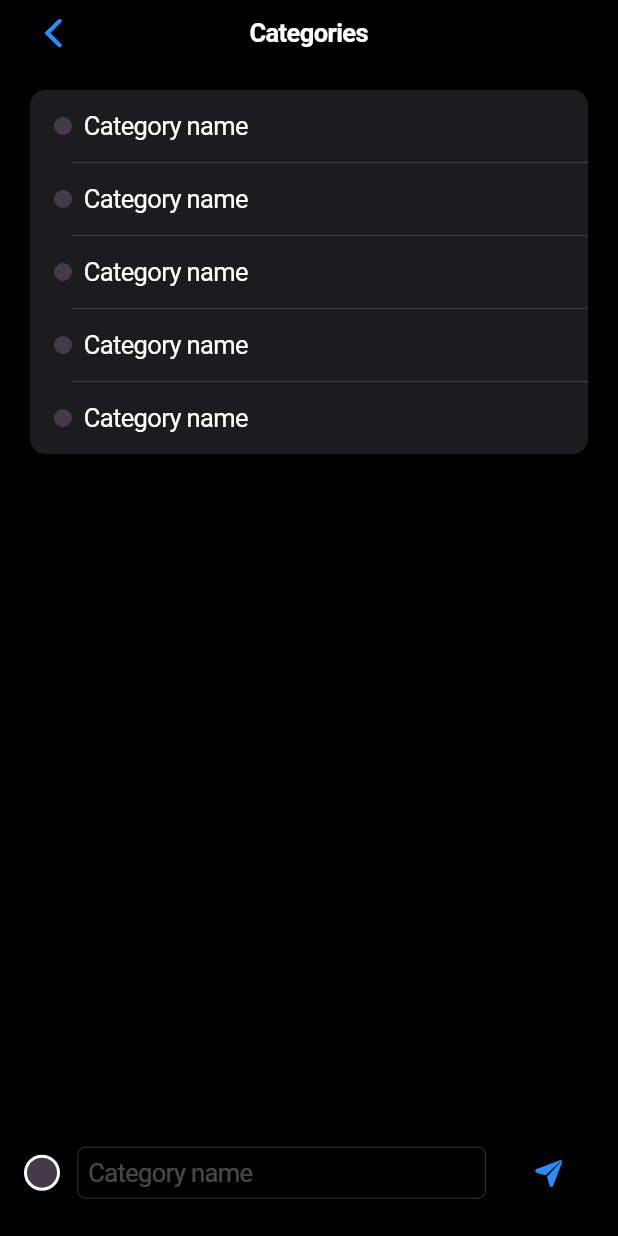
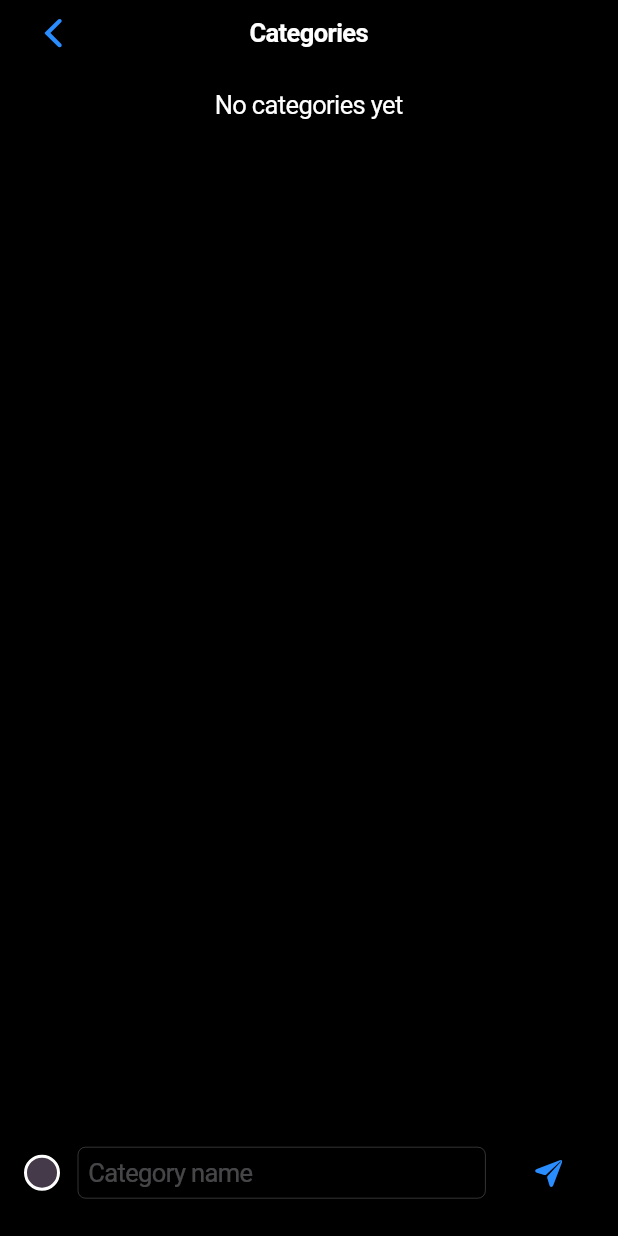
Before and after one commit to nikolovlazar/goodbyemoney-flutter, a Flutter app: the Categories screen opened directly, on a phone screen of 412 x 824 dp. Run offline on Flutter 3.47's test engine with Material 2 defaults, Android fonts, the phone set to English and light mode, and no system bars; our stand-ins replace fl_chart, realm; missing offline and left inert: flex_color_picker; generated files the repository leaves out were written again.

Commit message:
initializing realm + connecting categories

```diff
--- a/lib/pages/add.dart
+++ b/lib/pages/add.dart
@@ -2,19 +2,12 @@
 import 'package:flutter/cupertino.dart';
 import 'package:goodbye_money/constants.dart';
 import 'package:goodbye_money/models/category.dart';
+import 'package:goodbye_money/realm.dart';
 import 'package:goodbye_money/types/recurrence.dart';
 import 'package:goodbye_money/types/widgets.dart';
 import 'package:goodbye_money/utils/picker_utils.dart';
 
 var recurrences = List.from(Recurrence.values);
-List<Category> categories = [
-  Category("Food", CupertinoColors.systemBlue.color.value),
-  Category("Transportation", CupertinoColors.systemYellow.color.value),
-  Category("Entertainment", CupertinoColors.systemRed.color.value),
-  Category("Bills", CupertinoColors.systemPurple.color.value),
-  Category("Clothing", CupertinoColors.systemGreen.color.value),
-  Category("Other", CupertinoColors.systemPink.color.value),
-];
 
 class Add extends WidgetWithTitle {
   const Add({super.key}) : super(title: "Add");
@@ -36,6 +29,7 @@ class _AddContentState extends State<AddContent> {
   late TextEditingController _amountController;
   late TextEditingController _noteController;
 
+  List<Category> categories = [];
   int _selectedRecurrenceIndex = 0;
   int _selectedCategoryIndex = 0;
   DateTime _selectedDate = DateTime.now();
@@ -46,6 +40,7 @@ class _AddContentState extends State<AddContent> {
 
     _amountController = TextEditingController();
     _noteController = TextEditingController();
+    categories = realm.all<Category>().toList();
   }
 
   @override
--- a/lib/pages/categories.dart
+++ b/lib/pages/categories.dart
@@ -1,6 +1,8 @@
 // ignore_for_file: library_private_types_in_public_api
 import 'package:flutter/cupertino.dart';
 import 'package:flex_color_picker/flex_color_picker.dart';
+import 'package:goodbye_money/models/category.dart';
+import 'package:goodbye_money/realm.dart';
 
 class Categories extends StatefulWidget {
   const Categories({super.key});
@@ -11,6 +13,7 @@ class Categories extends StatefulWidget {
 class _CategoriesState extends State<Categories> {
   Color pickerColor = const Color(0xff443a49);
   Color currentColor = const Color(0xff443a49);
+  List<Category> categories = [];
 
   late TextEditingController _textController;
 
@@ -18,6 +21,7 @@ class _CategoriesState extends State<Categories> {
   void initState() {
     super.initState();
     _textController = TextEditingController(text: '');
+    categories = realm.all<Category>().toList();
   }
 
   @override
@@ -31,6 +35,9 @@ class _CategoriesState extends State<Categories> {
   }
 
   void createCategory() {
+    var newCategory = realm.write<Category>(
+        () => realm.add(Category(_textController.text, pickerColor.value)));
+    setState(() => categories.add(newCategory));
     _textController.clear();
   }
 
@@ -51,10 +58,11 @@ class _CategoriesState extends State<Categories> {
           padding: const EdgeInsets.fromLTRB(0, 16, 0, 16),
           color: const Color.fromARGB(255, 0, 0, 0),
           child: Column(children: [
-            Expanded(
+            categories.isNotEmpty
+                ? Expanded(
                     child: CupertinoFormSection.insetGrouped(children: [
                       ...List.generate(
-                5,
+                        categories.length,
                         (index) => GestureDetector(
                           child: DecoratedBox(
                             decoration: const BoxDecoration(),
@@ -63,20 +71,31 @@ class _CategoriesState extends State<Categories> {
                                   Container(
                                       width: 12,
                                       height: 12,
-                              margin: const EdgeInsets.fromLTRB(0, 0, 8, 0),
+                                      margin:
+                                          const EdgeInsets.fromLTRB(0, 0, 8, 0),
                                       decoration: BoxDecoration(
-                                color: pickerColor,
+                                        color: categories[index].color,
                                         shape: BoxShape.circle,
                                       )),
-                          const Text("Category name"),
+                                  Text(categories[index].name),
                                 ]),
                                 helper: null,
-                        padding: const EdgeInsets.fromLTRB(16, 14, 16, 14),
+                                padding:
+                                    const EdgeInsets.fromLTRB(16, 14, 16, 14),
                                 child: Container()),
                           ),
                         ),
                       ),
-            ])),
+                    ]),
+                  )
+                : Expanded(
+                    child: Container(
+                      margin: const EdgeInsets.fromLTRB(16, 0, 16, 0),
+                      child: const Text("No categories yet",
+                          style: TextStyle(
+                              color: Color.fromARGB(255, 255, 255, 255))),
+                    ),
+                  ),
             SafeArea(
                 bottom: true,
                 child: Container(
--- /dev/null
+++ b/lib/realm.dart
@@ -0,0 +1,7 @@
+import 'package:realm/realm.dart';
+
+import 'models/expense.dart';
+import 'models/category.dart';
+
+var _config = Configuration.local([Expense.schema, Category.schema]);
+var realm = Realm(_config);
```
Lines whose indentation alone changed are shown as unchanged.
